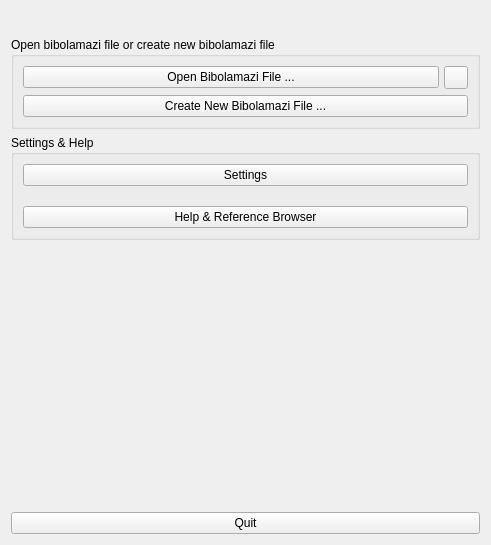
phfaist/bibolamazi, file gui/bibolamazi_gui/mainwidget.ui: the form before one commit.
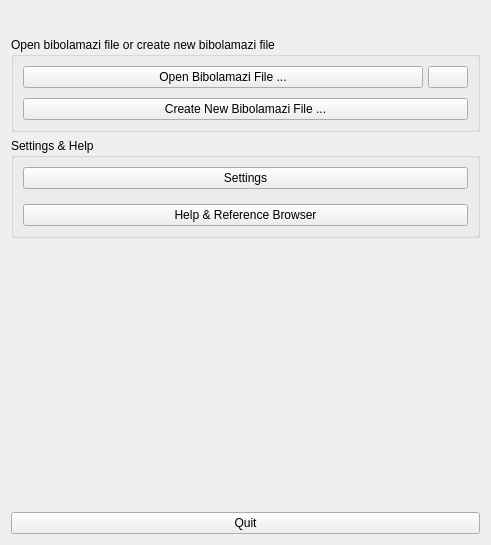
The form after the commit. Icons and pictures are not drawn.

```diff
--- a/gui/bibolamazi_gui/mainwidget.ui
+++ b/gui/bibolamazi_gui/mainwidget.ui
@@ -66,6 +66,9 @@
       <property name="horizontalSpacing">
        <number>5</number>
       </property>
+      <property name="verticalSpacing">
+       <number>10</number>
+      </property>
       <item row="0" column="0">
        <widget class="QPushButton" name="btnOpenFile">
         <property name="text">
@@ -81,7 +84,13 @@
        </widget>
       </item>
       <item row="0" column="1">
-       <widget class="QToolButton" name="btnOpenRecent">
+       <widget class="QPushButton" name="btnOpenRecent">
+        <property name="sizePolicy">
+         <sizepolicy hsizetype="Fixed" vsizetype="Fixed">
+          <horstretch>0</horstretch>
+          <verstretch>0</verstretch>
+         </sizepolicy>
+        </property>
         <property name="icon">
          <iconset resource="bibolamazi_res.qrc">
           <normaloff>:/pic/lstbtnedit.png</normaloff>:/pic/lstbtnedit.png</iconset>
@@ -98,7 +107,7 @@
      </property>
      <layout class="QVBoxLayout" name="verticalLayout_2">
       <property name="spacing">
-       <number>20</number>
+       <number>15</number>
       </property>
       <item>
        <widget class="QPushButton" name="btnSettings">
```
